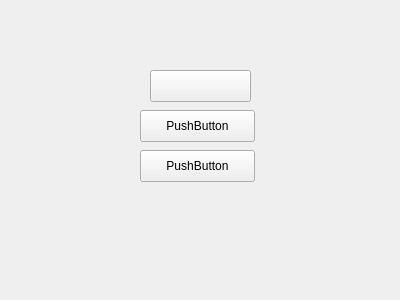
Above: 025_WidgetKey/startmenu.ui from Sly321/Qt before the change. Below: the same form after it.
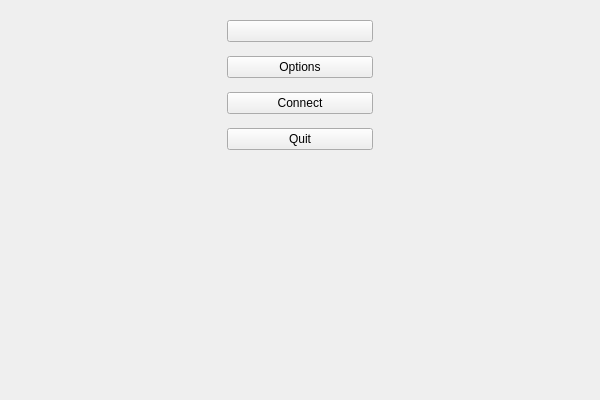
That is the form after the change. Icons and pictures are not drawn.

The edit to the form file:
```diff
--- a/025_WidgetKey/startmenu.ui
+++ b/025_WidgetKey/startmenu.ui
@@ -6,22 +6,25 @@
    <rect>
     <x>0</x>
     <y>0</y>
-    <width>400</width>
-    <height>300</height>
+    <width>600</width>
+    <height>400</height>
    </rect>
   </property>
   <property name="windowTitle">
    <string>Form</string>
   </property>
+  <widget class="QWidget" name="">
+   <property name="geometry">
+    <rect>
+     <x>227</x>
+     <y>12</y>
+     <width>146</width>
+     <height>148</height>
+    </rect>
+   </property>
+   <layout class="QVBoxLayout" name="verticalLayout">
+    <item>
   <widget class="QPushButton" name="pushButton">
-   <property name="geometry">
-    <rect>
-     <x>150</x>
-     <y>70</y>
-     <width>101</width>
-     <height>32</height>
-    </rect>
-   </property>
    <property name="text">
     <string/>
    </property>
@@ -31,36 +34,34 @@
    </property>
    <property name="iconSize">
     <size>
-     <width>1000</width>
-     <height>1000</height>
+        <width>100</width>
+        <height>30</height>
     </size>
    </property>
   </widget>
+    </item>
+    <item>
   <widget class="QPushButton" name="pushButton_2">
-   <property name="geometry">
-    <rect>
-     <x>140</x>
-     <y>110</y>
-     <width>115</width>
-     <height>32</height>
-    </rect>
-   </property>
+      <property name="text">
+       <string>Options</string>
+      </property>
+     </widget>
+    </item>
+    <item>
+     <widget class="QPushButton" name="pushButton_4">
    <property name="text">
-    <string>PushButton</string>
-   </property>
-  </widget>
+       <string>Connect</string>
+      </property>
+     </widget>
+    </item>
+    <item>
   <widget class="QPushButton" name="pushButton_3">
-   <property name="geometry">
-    <rect>
-     <x>140</x>
-     <y>150</y>
-     <width>115</width>
-     <height>32</height>
-    </rect>
-   </property>
    <property name="text">
-    <string>PushButton</string>
-   </property>
+       <string>Quit</string>
+      </property>
+     </widget>
+    </item>
+   </layout>
   </widget>
  </widget>
  <resources>
```
Lines whose indentation alone changed are shown as unchanged.
